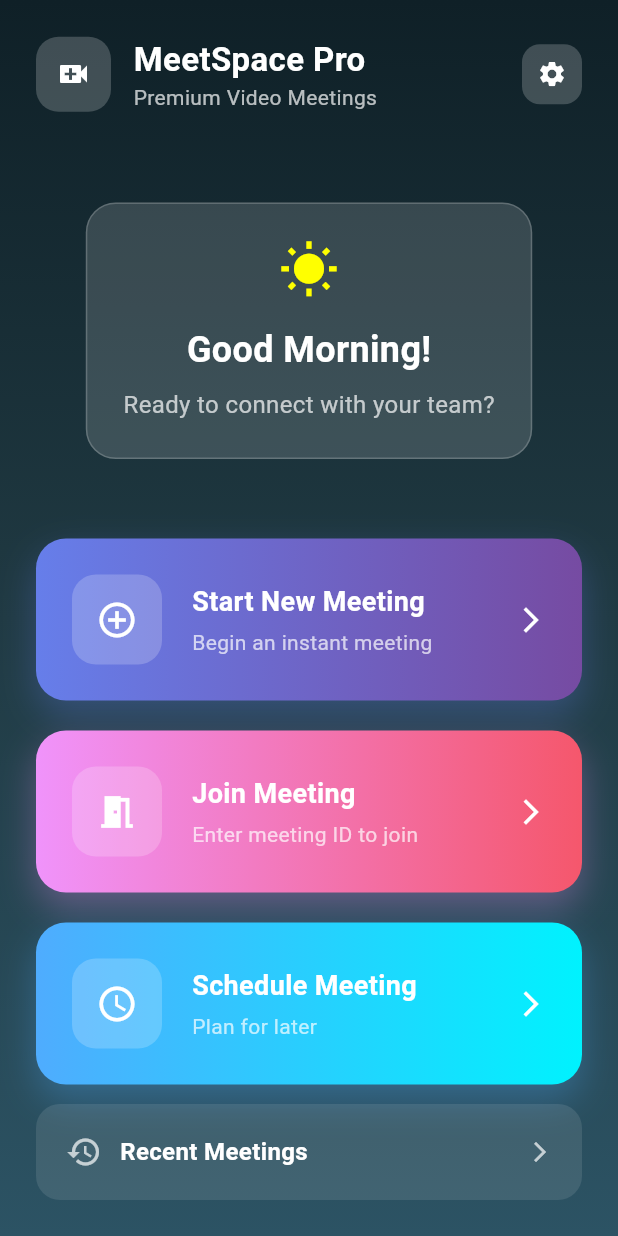
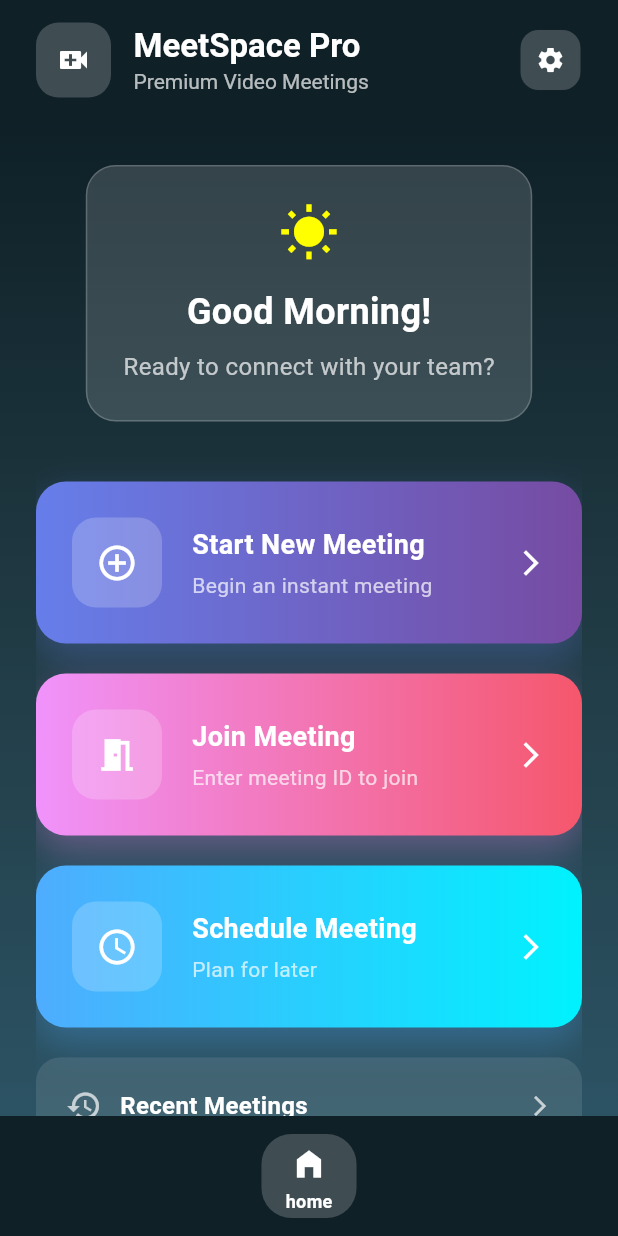
Before and after one commit to DeepakMewada20/MeetSpace-Pro, a Flutter app: the HomeScreen screen opened by its route, on a phone screen of 412 x 824 dp. Run offline on Flutter 3.47's test engine with Material 3 defaults, Android fonts, the phone set to English and light mode, and no system bars; our stand-ins replace cloud_firestore, firebase_auth, firebase_core, firebase_storage, get, google_sign_in and 4 more; accounts and stored records are empty; network calls fail; Roboto replaces fonts that are missing (SF Pro Display).

Commit message:
I sepret logic file and widget file and add bottom navigation bar in home screen

```diff
--- a/lib/login_functinality/controlers/phone_number_login_controller.dart
+++ b/lib/controlers/phone_number_login_controller.dart
@@ -1,6 +1,6 @@
 import 'package:firebase_auth/firebase_auth.dart';
 import 'package:get/get.dart';
-import 'package:zoom_clone/login_functinality/pages/phone_opt_verification_page.dart';
+import 'package:zoom_clone/login_functinality/phone_opt_verification_page.dart';
 import 'package:zoom_clone/wrapper.dart';
 
 class PhoneNumberLoginController extends GetxController {
--- a/lib/login_functinality/pages/email_verification_page.dart
+++ b/lib/login_functinality/email_verification_page.dart
@@ -2,7 +2,7 @@ import 'package:flutter/material.dart';
 
 import 'package:firebase_auth/firebase_auth.dart';
 import 'package:get/get.dart';
-import 'package:zoom_clone/login_functinality/pages/singup_page.dart';
+import 'package:zoom_clone/login_functinality/singup_page.dart';
 import 'package:zoom_clone/wrapper.dart';
 
 class EmailVerificationPage extends StatefulWidget {
--- a/lib/login_functinality/pages/login_page.dart
+++ b/lib/login_functinality/login_page.dart
@@ -1,9 +1,9 @@
 import 'package:flutter/material.dart';
 import 'package:get/get.dart';
 import 'package:shimmer/shimmer.dart';
-import 'package:zoom_clone/login_functinality/controlers/google_sing_in_controler.dart';
-import 'package:zoom_clone/login_functinality/pages/phone_login_page.dart';
-import 'package:zoom_clone/login_functinality/pages/singup_page.dart';
+import 'package:zoom_clone/controlers/google_sing_in_controler.dart';
+import 'package:zoom_clone/login_functinality/phone_login_page.dart';
+import 'package:zoom_clone/login_functinality/singup_page.dart';
 
 // Login Page
 class LoginPage extends StatefulWidget {
--- a/lib/login_functinality/pages/phone_login_page.dart
+++ b/lib/login_functinality/phone_login_page.dart
@@ -2,7 +2,7 @@ import 'package:flutter/material.dart';
 import 'package:flutter/services.dart';
 import 'package:get/get_state_manager/get_state_manager.dart';
 import 'package:shimmer/shimmer.dart';
-import 'package:zoom_clone/login_functinality/controlers/phone_number_login_controller.dart';
+import 'package:zoom_clone/controlers/phone_number_login_controller.dart';
 
 class PhoneLoginPage extends StatefulWidget {
   const PhoneLoginPage({super.key});
--- a/lib/login_functinality/pages/phone_opt_verification_page.dart
+++ b/lib/login_functinality/phone_opt_verification_page.dart
@@ -2,7 +2,7 @@ import 'package:flutter/material.dart';
 import 'package:get/get.dart';
 import 'package:pinput/pinput.dart';
 import 'package:shimmer/shimmer.dart';
-import 'package:zoom_clone/login_functinality/controlers/phone_number_login_controller.dart';
+import 'package:zoom_clone/controlers/phone_number_login_controller.dart';
 
 // Phone OTP Verification Page
 class PhoneOTPPage extends StatefulWidget {
--- a/lib/login_functinality/pages/singup_page.dart
+++ b/lib/login_functinality/singup_page.dart
@@ -1,7 +1,7 @@
 import 'package:firebase_auth/firebase_auth.dart';
 import 'package:flutter/material.dart';
 import 'package:get/get.dart';
-import 'package:zoom_clone/login_functinality/pages/login_page.dart';
+import 'package:zoom_clone/login_functinality/login_page.dart';
 import 'package:zoom_clone/wrapper.dart';
 
 // Sign Up Page
--- a/lib/screen/home screen/home_screen.dart
+++ b/lib/screen/home screen/home_screen.dart
@@ -1,3 +1,4 @@
+
 import 'package:flutter/material.dart';
 
 // Enhanced Home Screen
@@ -27,33 +28,49 @@ class _HomeScreenState extends State<HomeScreen> with TickerProviderStateMixin {
     _animationController.forward();
   }
 
+   Widget _buildBottomBarItem(IconData icon, String label, bool isActive) {
+    return GestureDetector(
+      onTap: () {
+        print('Tapped $label');
+      },
+      child: Container(
+        padding: EdgeInsets.symmetric(horizontal: 16, vertical: 8),
+        decoration: BoxDecoration(
+          color: isActive ? Colors.white.withAlpha((255*0.2).toInt()) : Colors.transparent,
+          borderRadius: BorderRadius.circular(20),
+        ),
+        child: Column(
+          mainAxisSize: MainAxisSize.min,
+          mainAxisAlignment: MainAxisAlignment.center,
+          children: [
+            Icon(
+              icon,
+              color: isActive ? Colors.white : Colors.white60,
+              size: 24,
+            ),
+            SizedBox(height: 4),
+            Text(
+              label,
+              style: TextStyle(
+                color: isActive ? Colors.white : Colors.white60,
+                fontSize: 12,
+                fontWeight: isActive ? FontWeight.w600 : FontWeight.normal,
+              ),
+            ),
+          ],
+        ),
+      ),
+    );
+  }
+
   @override
   Widget build(BuildContext context) {
     return Scaffold(
-      body: Container(
-        decoration: BoxDecoration(
-          gradient: LinearGradient(
-            begin: Alignment.topCenter,
-            end: Alignment.bottomCenter,
-            colors: [
-              Color(0xFF0F2027), Color(0xFF203A43), Color(0xFF2C5364)
-            ],
-          ),
-        ),
-        child: SafeArea(
-          child: AnimatedBuilder(
-            animation: _animationController,
-            builder: (context, child) {
-              return Transform.translate(
-                offset: Offset(0, _slideAnimation.value),
-                child: Opacity(
-                  opacity: _animationController.value,
-                  child: Padding(
-                    padding: EdgeInsets.all(24),
-                    child: Column(
-                      children: [
-                        // Header
-                        Row(
+      appBar: AppBar(
+        toolbarHeight: 80,
+        leadingWidth: 8,
+        leading: SizedBox(),
+        title: Row(
           children: [
             Container(
               width: 50,
@@ -62,14 +79,11 @@ class _HomeScreenState extends State<HomeScreen> with TickerProviderStateMixin {
                 color: Colors.white.withOpacity(0.2),
                 borderRadius: BorderRadius.circular(15),
               ),
-                              child: Icon(
-                                Icons.video_call,
-                                color: Colors.white,
-                                size: 24,
-                              ),
+              child: Icon(Icons.video_call, color: Colors.white, size: 24),
             ),
             SizedBox(width: 15),
             Column(
+              mainAxisSize: MainAxisSize.min,
               crossAxisAlignment: CrossAxisAlignment.start,
               children: [
                 Text(
@@ -82,32 +96,61 @@ class _HomeScreenState extends State<HomeScreen> with TickerProviderStateMixin {
                 ),
                 Text(
                   'Premium Video Meetings',
-                                  style: TextStyle(
-                                    color: Colors.white70,
-                                    fontSize: 14,
-                                  ),
+                  style: TextStyle(color: Colors.white70, fontSize: 14),
                 ),
               ],
             ),
-                            Spacer(),
-                            Container(
+          ],
+        ),
+        actions: [
+          Padding(
+            padding: const EdgeInsets.only(right: 25),
+            child: Container(
               width: 40,
               height: 40,
               decoration: BoxDecoration(
                 color: Colors.white.withOpacity(0.2),
                 borderRadius: BorderRadius.circular(12),
               ),
-                              child: Icon(
-                                Icons.settings,
-                                color: Colors.white,
-                                size: 20,
+              child: Icon(Icons.settings, color: Colors.white, size: 20),
             ),
           ),
         ],
+        backgroundColor: Color(0xFF0F2027),
       ),
+      bottomNavigationBar: BottomAppBar(
+        height: 80,
 
-                        SizedBox(height: 60),
-
+        color: Color(0xFF0F2027),
+        // notchMargin: 20,
+        child: Row(
+          mainAxisAlignment: MainAxisAlignment.center,
+          children: [_buildBottomBarItem(Icons.home_filled, "home",true)],
+        ),
+      ),
+      body: Container(
+        decoration: BoxDecoration(
+          gradient: LinearGradient(
+            begin: Alignment.topCenter,
+            end: Alignment.bottomCenter,
+            colors: [Color(0xFF0F2027), Color(0xFF203A43), Color(0xFF2C5364)],
+          ),
+        ),
+        child: SafeArea(
+          child: AnimatedBuilder(
+            animation: _animationController,
+            builder: (context, child) {
+              return Transform.translate(
+                offset: Offset(0, _slideAnimation.value),
+                child: Opacity(
+                  opacity: _animationController.value,
+                  child: Padding(
+                    padding: EdgeInsets.symmetric(horizontal: 24),
+                    child: SingleChildScrollView(
+                      physics: ClampingScrollPhysics(),
+                      child: Column(
+                        children: [
+                          SizedBox(height: 30),
                           // Welcome Message
                           Container(
                             padding: EdgeInsets.all(24),
@@ -146,12 +189,10 @@ class _HomeScreenState extends State<HomeScreen> with TickerProviderStateMixin {
                               ],
                             ),
                           ),
-
                           SizedBox(height: 40),
 
                           // Action Buttons
-                        Expanded(
-                          child: Column(
+                          Column(
                             mainAxisAlignment: MainAxisAlignment.center,
                             children: [
                               _buildActionCard(
@@ -193,8 +234,7 @@ class _HomeScreenState extends State<HomeScreen> with TickerProviderStateMixin {
                               ),
                             ],
                           ),
-                        ),
-
+                          SizedBox(height: 20),
                           // Recent Meetings
                           Container(
                             padding: EdgeInsets.all(20),
@@ -223,7 +263,9 @@ class _HomeScreenState extends State<HomeScreen> with TickerProviderStateMixin {
                               ],
                             ),
                           ),
+                          SizedBox(height: 20),
                         ],
+                      ),
                     ),
                   ),
                 ),
--- a/lib/screen/profile_page/profile_page.dart
+++ b/lib/screen/profile_page/profile_page.dart
@@ -1,7 +1,7 @@
 import 'package:flutter/material.dart';
 import 'package:get/get.dart';
 import 'package:zoom_clone/cloude_code/main.dart';
-import 'package:zoom_clone/login_functinality/controlers/google_sing_in_controler.dart';
+import 'package:zoom_clone/controlers/google_sing_in_controler.dart';
 import 'package:zoom_clone/screen/profile_page/edit_profile_page.dart';
 
 class ProfilePage extends StatefulWidget {
@@ -392,7 +392,7 @@ class _ProfilePageState extends State<ProfilePage>
       backgroundColor: Colors.transparent,
       builder: (context) => Container(
         decoration: BoxDecoration(
-          color: Colors.white,
+          color: const Color.fromARGB(240, 44, 83, 100),
           borderRadius: BorderRadius.only(
             topLeft: Radius.circular(20),
             topRight: Radius.circular(20),
@@ -428,7 +428,7 @@ class _ProfilePageState extends State<ProfilePage>
   }
 
   void _editProfile() {
-    Get.to(()=> EditProfilePage());
+    Get.to(() => EditProfilePage());
   }
 
   void _openPrivacySettings() {
--- a/lib/wrapper.dart
+++ b/lib/wrapper.dart
@@ -1,8 +1,8 @@
 import 'package:firebase_auth/firebase_auth.dart';
 import 'package:flutter/material.dart';
-import 'package:zoom_clone/login_functinality/pages/email_verification_page.dart';
-import 'package:zoom_clone/login_functinality/pages/login_page.dart';
-import 'package:zoom_clone/screen/profile_page/profile_page.dart';
+import 'package:zoom_clone/login_functinality/email_verification_page.dart';
+import 'package:zoom_clone/login_functinality/login_page.dart';
+import 'package:zoom_clone/screen/home%20screen/home_screen.dart';
 
 class Wrapper extends StatefulWidget {
   const Wrapper({super.key});
@@ -24,10 +24,10 @@ class _WrapperState extends State<Wrapper> {
               if (user.providerData.any(
                 (provider) => provider.providerId == 'phone',
               )) {
-                return ProfilePage(); // Navigate to Home Page if phone authentication is used
+                return HomeScreen(); // Navigate to Home Page if phone authentication is used
               } else {
                 if (user.emailVerified) {
-                  return ProfilePage(); // Navigate to Home Page if email is verified
+                  return HomeScreen(); // Navigate to Home Page if email is verified
                 } else {
                   // Navigate to Email Verification Page if email is not verified
                   return EmailVerificationPage();
--- a/pubspec.yaml
+++ b/pubspec.yaml
@@ -38,11 +38,12 @@ dependencies:
   shimmer: ^3.0.0
   pinput: ^5.0.1
   local_auth: ^2.1.6
-  shared_preferences: ^2.5.3
+  # shared_preferences: ^2.5.3
   google_fonts: ^6.2.1
   cloud_firestore: ^6.0.1
   image_picker: ^1.2.0
   image_cropper: ^9.1.0
+  firebase_storage: ^13.0.1
 
   # The following adds the Cupertino Icons font to your application.
   # Use with the CupertinoIcons class for iOS style icons.
```
Also changed, not shown: lib/constened_value.dart (added, +21 -0 lines), lib/controlers/user_profileData_save_controller.dart (added, +36 -0 lines), lib/main.dart (+5 -5 lines), lib/screen/profile_page/edit_profile_page.dart (+36 -13 lines), lib/controlers/google_sing_in_controler.dart (renamed from lib/login_functinality/controlers/google_sing_in_controler.dart), lib/login_functinality/forgot_password_page.dart (renamed from lib/login_functinality/pages/forgot_password_page.dart), lib/login_functinality/otp_verifecation_page.dart (renamed from lib/login_functinality/pages/otp_verifecation_page.dart), pubspec.lock, 5 other files. Lines whose indentation alone changed are shown as unchanged.
